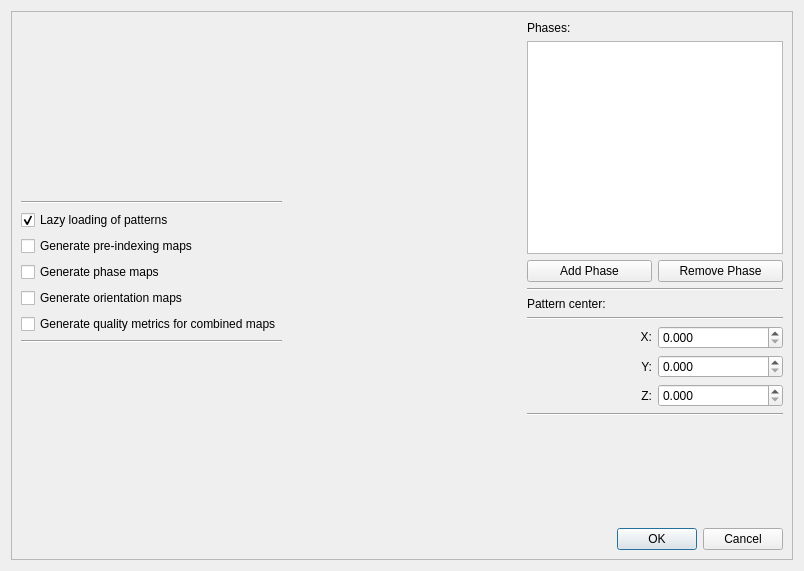
This is ui/hi_setup.ui in EBSP-Indexer/EBSP-Indexer as Qt 5 draws it before an edit. The edited form follows.
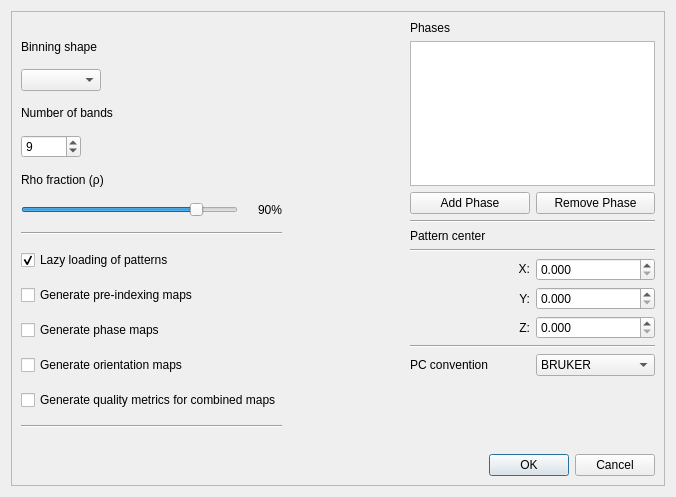
This is the edited form.

Commit message: Thread printing to console, extended hi-setup

Diff of the .ui file:
```diff
--- a/ui/hi_setup.ui
+++ b/ui/hi_setup.ui
@@ -6,12 +6,12 @@
    <rect>
     <x>0</x>
     <y>0</y>
-    <width>804</width>
-    <height>571</height>
+    <width>676</width>
+    <height>497</height>
    </rect>
   </property>
   <property name="windowTitle">
-   <string>Hough Indexing setup</string>
+   <string>Hough Indexing</string>
   </property>
   <layout class="QGridLayout" name="gridLayout">
    <item row="0" column="0">
@@ -23,21 +23,11 @@
       <enum>QFrame::Raised</enum>
      </property>
      <layout class="QGridLayout" name="gridLayout_3">
-      <item row="3" column="2">
-       <widget class="QDialogButtonBox" name="buttonBox">
-        <property name="layoutDirection">
-         <enum>Qt::LeftToRight</enum>
-        </property>
-        <property name="orientation">
-         <enum>Qt::Horizontal</enum>
-        </property>
-        <property name="standardButtons">
-         <set>QDialogButtonBox::Cancel|QDialogButtonBox::Ok</set>
-        </property>
-       </widget>
-      </item>
       <item row="2" column="0">
        <layout class="QVBoxLayout" name="verticalLayout">
+        <property name="spacing">
+         <number>15</number>
+        </property>
         <item>
          <spacer name="verticalSpacer_2">
           <property name="orientation">
@@ -51,6 +41,104 @@
           </property>
          </spacer>
         </item>
+        <item>
+         <layout class="QVBoxLayout" name="verticalLayout_4">
+          <item>
+           <widget class="QLabel" name="label_7">
+            <property name="text">
+             <string>Binning shape</string>
+            </property>
+            <property name="alignment">
+             <set>Qt::AlignLeading|Qt::AlignLeft|Qt::AlignVCenter</set>
+            </property>
+           </widget>
+          </item>
+          <item>
+           <widget class="QComboBox" name="comboBoxBinning">
+            <property name="maximumSize">
+             <size>
+              <width>80</width>
+              <height>16777215</height>
+             </size>
+            </property>
+            <property name="layoutDirection">
+             <enum>Qt::LeftToRight</enum>
+            </property>
+           </widget>
+          </item>
+         </layout>
+        </item>
+        <item>
+         <layout class="QVBoxLayout" name="verticalLayout_5">
+          <item>
+           <widget class="QLabel" name="label_9">
+            <property name="text">
+             <string>Number of bands</string>
+            </property>
+           </widget>
+          </item>
+          <item>
+           <widget class="QSpinBox" name="spinBoxBands">
+            <property name="maximumSize">
+             <size>
+              <width>60</width>
+              <height>16777215</height>
+             </size>
+            </property>
+            <property name="minimum">
+             <number>3</number>
+            </property>
+            <property name="maximum">
+             <number>20</number>
+            </property>
+            <property name="value">
+             <number>9</number>
+            </property>
+           </widget>
+          </item>
+         </layout>
+        </item>
+        <item>
+         <layout class="QVBoxLayout" name="verticalLayout_3">
+          <item>
+           <widget class="QLabel" name="label_8">
+            <property name="text">
+             <string>Rho fraction (ρ) </string>
+            </property>
+           </widget>
+          </item>
+          <item>
+           <layout class="QHBoxLayout" name="horizontalLayout_5">
+            <property name="spacing">
+             <number>20</number>
+            </property>
+            <item>
+             <widget class="QSlider" name="horizontalSliderRho">
+              <property name="minimum">
+               <number>40</number>
+              </property>
+              <property name="maximum">
+               <number>100</number>
+              </property>
+              <property name="value">
+               <number>90</number>
+              </property>
+              <property name="orientation">
+               <enum>Qt::Horizontal</enum>
+              </property>
+             </widget>
+            </item>
+            <item>
+             <widget class="QLabel" name="labelRho">
+              <property name="text">
+               <string>90%</string>
+              </property>
+             </widget>
+            </item>
+           </layout>
+          </item>
+         </layout>
+        </item>
         <item>
          <widget class="Line" name="line_2">
           <property name="orientation">
@@ -129,7 +217,7 @@
         <item>
          <widget class="QLabel" name="label">
           <property name="text">
-           <string>Phases:</string>
+           <string>Phases</string>
           </property>
          </widget>
         </item>
@@ -174,7 +262,7 @@
         <item>
          <widget class="QLabel" name="label_2">
           <property name="text">
-           <string>Pattern center:</string>
+           <string>Pattern center</string>
           </property>
          </widget>
         </item>
@@ -270,9 +358,6 @@
           </item>
          </layout>
         </item>
-        <item>
-         <layout class="QHBoxLayout" name="horizontalLayout_2"/>
-        </item>
         <item>
          <widget class="Line" name="line_4">
           <property name="orientation">
@@ -280,6 +365,31 @@
           </property>
          </widget>
         </item>
+        <item>
+         <layout class="QHBoxLayout" name="horizontalLayout">
+          <item>
+           <widget class="QLabel" name="label_6">
+            <property name="text">
+             <string>PC convention</string>
+            </property>
+           </widget>
+          </item>
+          <item>
+           <widget class="QComboBox" name="comboBoxConvention">
+            <item>
+             <property name="text">
+              <string>BRUKER</string>
+             </property>
+            </item>
+            <item>
+             <property name="text">
+              <string>TSL</string>
+             </property>
+            </item>
+           </widget>
+          </item>
+         </layout>
+        </item>
         <item>
          <spacer name="verticalSpacer">
           <property name="orientation">
@@ -302,12 +412,25 @@
         </property>
         <property name="sizeHint" stdset="0">
          <size>
-          <width>40</width>
-          <height>20</height>
+          <width>134</width>
+          <height>388</height>
          </size>
         </property>
        </spacer>
       </item>
+      <item row="3" column="2">
+       <widget class="QDialogButtonBox" name="buttonBox">
+        <property name="layoutDirection">
+         <enum>Qt::LeftToRight</enum>
+        </property>
+        <property name="orientation">
+         <enum>Qt::Horizontal</enum>
+        </property>
+        <property name="standardButtons">
+         <set>QDialogButtonBox::Cancel|QDialogButtonBox::Ok</set>
+        </property>
+       </widget>
+      </item>
      </layout>
     </widget>
    </item>
```
The commit also changes 9 other files.
